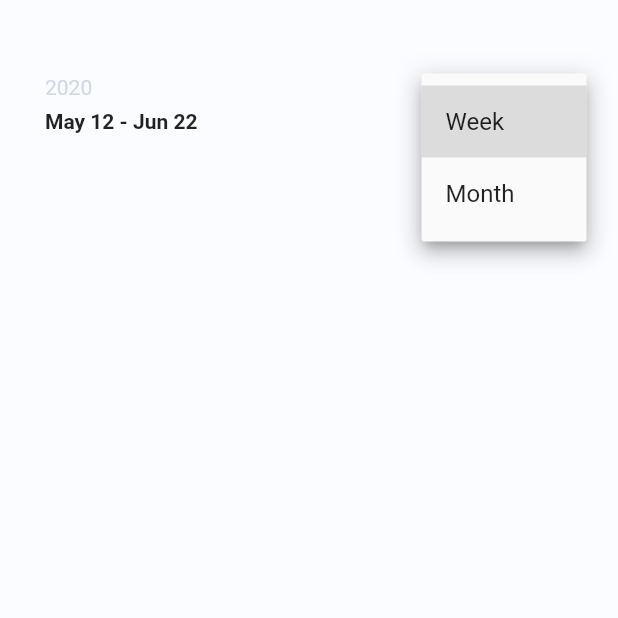
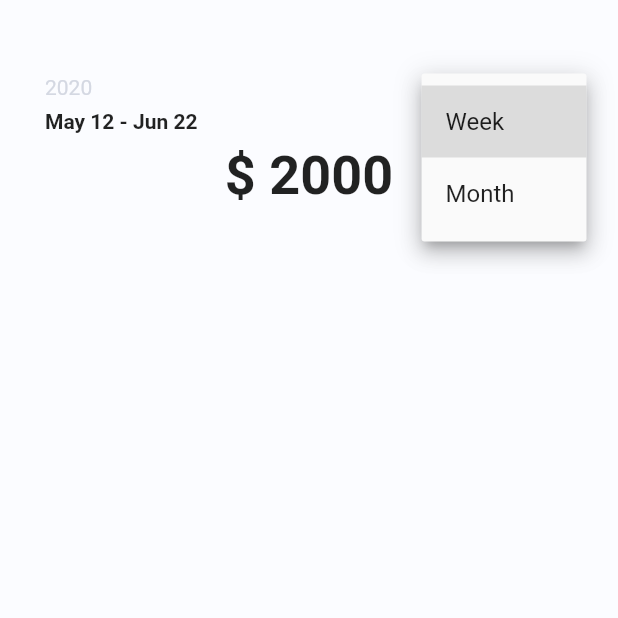
Before and after one commit to Perception12/flutter_banking_ui, a Flutter app: the screen it shows after launch, after a tap on "Week", on a phone screen of 412 x 824 dp, the top half of it. Run offline on Flutter 3.47's test engine with Material 2 defaults, Android fonts, the light colour scheme and no system bars.

Commit message:
create piechart and barchart modules

```diff
--- /dev/null
+++ b/lib/screens/components/barchart.dart
@@ -0,0 +1,15 @@
+import 'package:flutter/material.dart';
+
+class BarChart extends StatefulWidget {
+  const BarChart({Key? key}) : super(key: key);
+
+  @override
+  _BarChartState createState() => _BarChartState();
+}
+
+class _BarChartState extends State<BarChart> {
+  @override
+  Widget build(BuildContext context) {
+    return Container();
+  }
+}
--- a/lib/screens/statistics_page.dart
+++ b/lib/screens/statistics_page.dart
@@ -1,5 +1,7 @@
 import 'package:flutter/material.dart';
 import '../colors.dart' as color;
+import 'components/barchart.dart';
+import 'components/piechart.dart';
 
 class StatisticsPage extends StatefulWidget {
   const StatisticsPage({Key? key}) : super(key: key);
@@ -10,6 +12,7 @@ class StatisticsPage extends StatefulWidget {
 
 class _StatisticsPageState extends State<StatisticsPage> {
   String period = 'Week';
+  int balance = 2000;
 
   @override
   Widget build(BuildContext context) {
@@ -66,6 +69,16 @@ class _StatisticsPageState extends State<StatisticsPage> {
                 )
               ],
             ),
+            Center(
+              child: Text(
+                "\$ $balance",
+                style: const TextStyle(
+                  fontSize: 36,
+                  fontWeight: FontWeight.bold,
+                ),
+              ),
+            ),
+            period == 'Week' ? const BarChart() : const PieChart(),
           ],
         ),
       ),
--- a/pubspec.yaml
+++ b/pubspec.yaml
@@ -34,6 +34,7 @@ dependencies:
   # The following adds the Cupertino Icons font to your application.
   # Use with the CupertinoIcons class for iOS style icons.
   cupertino_icons: ^1.0.2
+  charts_flutter: ^0.12.0
 
 dev_dependencies:
   flutter_test:
```
Also changed, not shown: lib/screens/components/piechart.dart (added, +15 -0 lines), pubspec.lock.
